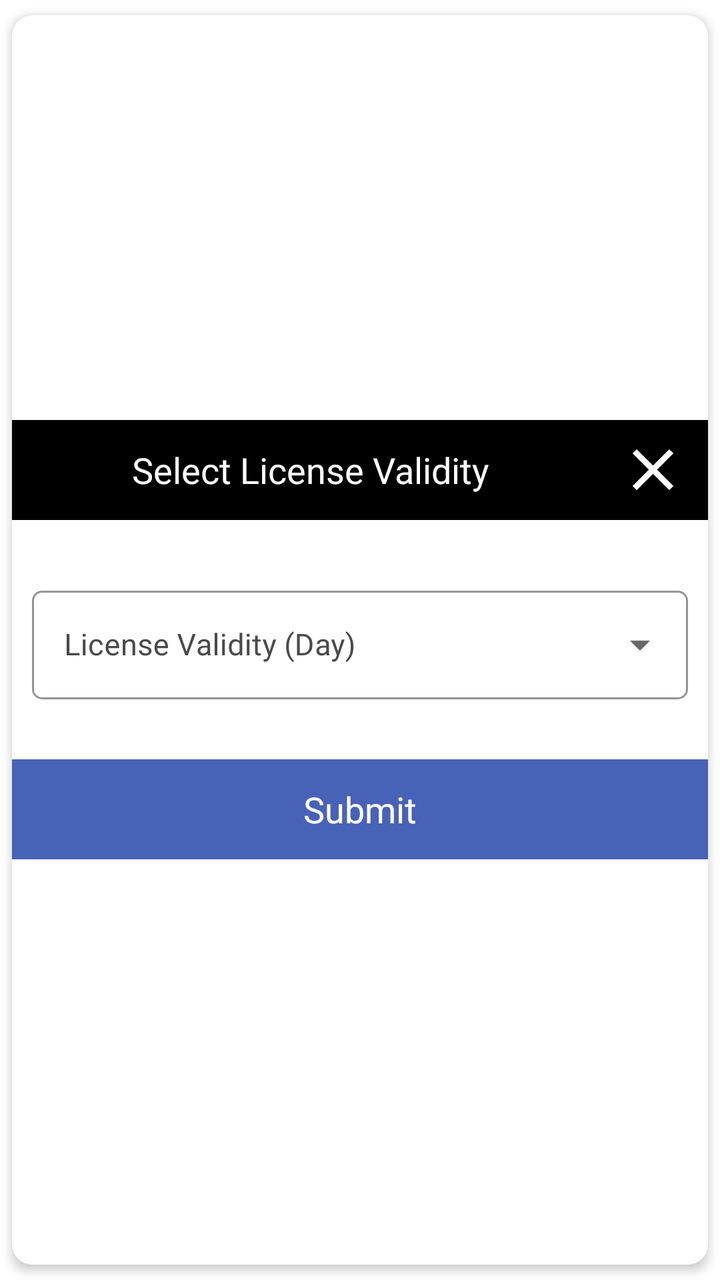
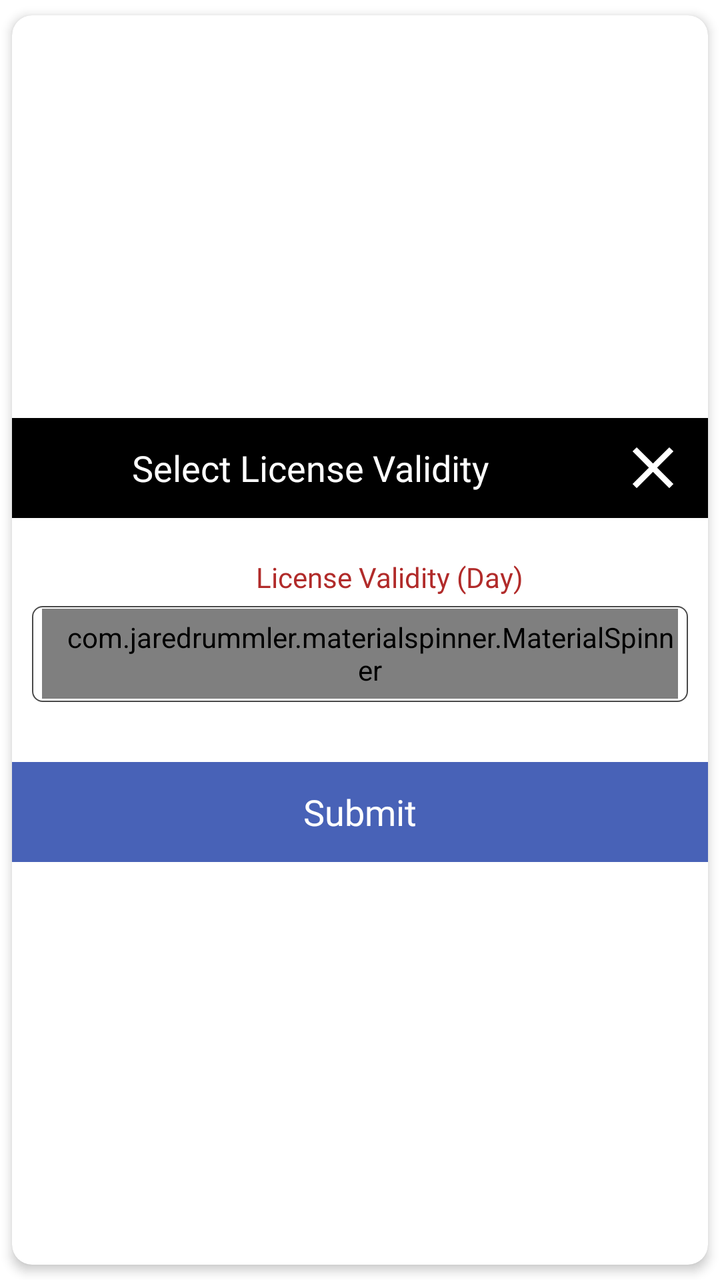

Compare the two renders of this Android layout. The source of the first and the diff that turns it into the second are given below.
<!-- AndroidManifest.xml: application theme AppTheme -->
<!-- res/layout/dynamic_status_dropdown.xml -->
<?xml version="1.0" encoding="utf-8"?>
<androidx.cardview.widget.CardView xmlns:android="http://schemas.android.com/apk/res/android"
    xmlns:app="http://schemas.android.com/apk/res-auto"
    android:layout_width="match_parent"
    android:layout_height="wrap_content"
    app:cardBackgroundColor="@android:color/white"
    app:cardCornerRadius="10dp"
    app:cardElevation="3dp"
    app:cardUseCompatPadding="true">

    <LinearLayout
        android:layout_width="match_parent"
        android:layout_height="match_parent"
        android:layout_gravity="center"
        android:gravity="center"
        android:orientation="vertical">

        <RelativeLayout
            android:layout_width="match_parent"
            android:layout_height="wrap_content"
            android:background="@color/colorAccent"
            android:orientation="horizontal">

            <TextView
                android:id="@+id/heading"
                android:layout_width="match_parent"
                android:layout_height="50dp"
                android:layout_gravity="center"
                android:layout_toStartOf="@+id/closeDialog"
                android:fontFamily="@font/poppinsmedium"
                android:gravity="center"
                android:text="Select License Validity"
                android:textColor="@color/white"
                android:textSize="18sp" />

            <ImageView
                android:id="@+id/closeDialog"
                android:layout_width="35dp"
                android:layout_height="35dp"
                android:layout_alignParentEnd="true"
                android:layout_centerInParent="true"
                android:layout_marginStart="5dp"
                android:layout_marginEnd="10dp"
                android:src="@drawable/baseline_close_24"
                app:tint="@color/white" />

        </RelativeLayout>

        <com.google.android.material.textfield.TextInputLayout
            style="@style/CustomDropDownTilStyle"
            android:layout_marginStart="10dp"
            android:layout_marginTop="30dp"
            android:layout_marginEnd="10dp"
            android:hint="License Validity (Day)"
            app:boxCornerRadiusBottomEnd="5dp"
            app:boxCornerRadiusBottomStart="5dp"
            app:boxCornerRadiusTopEnd="5dp"
            app:boxCornerRadiusTopStart="5dp"
            app:hintTextColor="@color/colorPrimaryDark">

            <androidx.appcompat.widget.AppCompatAutoCompleteTextView
                android:id="@+id/licenseValidity"
                android:layout_width="match_parent"
                android:layout_height="wrap_content"
                android:focusable="false"
                android:fontFamily="@font/poppinsregular"
                android:inputType="none"
                android:singleLine="true"
                android:textSize="15sp" />

        </com.google.android.material.textfield.TextInputLayout>

        <TextView
            android:id="@+id/submit"
            android:layout_width="match_parent"
            android:layout_height="50dp"
            android:layout_gravity="center"
            android:layout_marginTop="30dp"
            android:layout_toStartOf="@+id/closeDialog"
            android:background="@color/colorPrimary"
            android:fontFamily="@font/poppinsmedium"
            android:gravity="center"
            android:text="Submit"
            android:textColor="@color/white"
            android:textSize="18sp" />

    </LinearLayout>

</androidx.cardview.widget.CardView>
<!-- resources referenced by this layout -->
<resources>
  <color name="colorAccent">#000</color>
  <color name="colorPrimary">#4862b7</color>
  <color name="colorPrimaryDark">#ff0000</color>
  <color name="white">#fff</color>
  <!-- drawable baseline_close_24 (drawable) -->
  <vector xmlns:android="http://schemas.android.com/apk/res/android"
      android:width="24dp"
      android:height="24dp"
      android:tint="#000000"
      android:viewportWidth="24"
      android:viewportHeight="24">
      <path
          android:fillColor="@android:color/white"
          android:pathData="M19,6.41L17.59,5 12,10.59 6.41,5 5,6.41 10.59,12 5,17.59 6.41,19 12,13.41 17.59,19 19,17.59 13.41,12z" />
  </vector>
  <style name="CustomDropDownTilStyle" parent="Widget.MaterialComponents.TextInputLayout.OutlinedBox.ExposedDropdownMenu">
          <item name="android:layout_width">match_parent</item>
          <item name="android:layout_height">wrap_content</item>
          <item name="android:textColorHint">@color/light_black</item>
          <item name="fontFamily">@font/poppinsregular</item>
          <item name="android:textSize">15sp</item>
          <item name="overlapAnchor">true</item>
          <item name="hintTextColor">@color/colorAccent</item>
          <item name="boxStrokeColor">@color/colorAccent</item>
          <item name="colorControlNormal">@color/colorAccent</item>
          <item name="colorControlActivated">@color/colorAccent</item>
          <item name="colorControlHighlight">@color/colorAccent</item>
          <item name="boxCornerRadiusBottomEnd">5dp</item>
          <item name="boxCornerRadiusBottomStart">5dp</item>
          <item name="boxCornerRadiusTopEnd">5dp</item>
          <item name="boxCornerRadiusTopStart">5dp</item>
      </style>
  <style name="AppTheme" parent="Theme.MaterialComponents.DayNight.NoActionBar">
          
          <item name="colorPrimary">@color/colorPrimary</item>
          <item name="colorPrimaryDark">@color/colorPrimary</item>
          <item name="colorAccent">@color/colorAccent</item>
          <item name="android:windowIsTranslucent">true</item>
          <item name="windowNoTitle">true</item>
          <item name="windowActionBar">false</item>
  
      </style>
  <color name="light_black">#4a4a4a</color>
</resources>

<!-- the commit's change to res/layout/dynamic_status_dropdown.xml (unified diff, before → after) -->
@@ -46,29 +46,38 @@
 
         </RelativeLayout>
 
-        <com.google.android.material.textfield.TextInputLayout
-            style="@style/CustomDropDownTilStyle"
+        <TextView
+            android:layout_width="wrap_content"
+            android:layout_height="wrap_content"
+            android:layout_marginStart="15dp"
+            android:layout_marginTop="20dp"
+            android:fontFamily="@font/poppinsregular"
+            android:text="License Validity (Day)"
+            android:textColor="@color/textcolor" />
+
+        <LinearLayout
+            android:layout_width="match_parent"
+            android:layout_height="48dp"
             android:layout_marginStart="10dp"
-            android:layout_marginTop="30dp"
+            android:layout_marginTop="5dp"
             android:layout_marginEnd="10dp"
-            android:hint="License Validity (Day)"
-            app:boxCornerRadiusBottomEnd="5dp"
-            app:boxCornerRadiusBottomStart="5dp"
-            app:boxCornerRadiusTopEnd="5dp"
-            app:boxCornerRadiusTopStart="5dp"
-            app:hintTextColor="@color/colorPrimaryDark">
+            android:background="@drawable/button_rounded_border"
+            android:orientation="horizontal">
 
-            <androidx.appcompat.widget.AppCompatAutoCompleteTextView
+            <com.jaredrummler.materialspinner.MaterialSpinner
                 android:id="@+id/licenseValidity"
                 android:layout_width="match_parent"
-                android:layout_height="wrap_content"
-                android:focusable="false"
+                android:layout_height="45dp"
+                android:layout_gravity="center"
+                android:layout_margin="5dp"
                 android:fontFamily="@font/poppinsregular"
-                android:inputType="none"
-                android:singleLine="true"
-                android:textSize="15sp" />
+                android:gravity="center|start"
+                android:paddingStart="10dp"
+                android:textColor="@color/black"
+                android:textSize="15sp"
+                app:ms_hint="Select License Validity" />
 
-        </com.google.android.material.textfield.TextInputLayout>
+        </LinearLayout>
 
         <TextView
             android:id="@+id/submit"
<!-- resource entries referenced after the edit -->
@@ -1,8 +1,9 @@
 <!-- resources referenced by this layout -->
 <resources>
+  <color name="black">#000</color>
   <color name="colorAccent">#000</color>
   <color name="colorPrimary">#4862b7</color>
-  <color name="colorPrimaryDark">#ff0000</color>
+  <color name="textcolor">#b12b2a</color>
   <color name="white">#fff</color>
   <!-- drawable baseline_close_24 (drawable) -->
   <vector xmlns:android="http://schemas.android.com/apk/res/android"
@@ -15,23 +16,14 @@
           android:fillColor="@android:color/white"
           android:pathData="M19,6.41L17.59,5 12,10.59 6.41,5 5,6.41 10.59,12 5,17.59 6.41,19 12,13.41 17.59,19 19,17.59 13.41,12z" />
   </vector>
-  <style name="CustomDropDownTilStyle" parent="Widget.MaterialComponents.TextInputLayout.OutlinedBox.ExposedDropdownMenu">
-          <item name="android:layout_width">match_parent</item>
-          <item name="android:layout_height">wrap_content</item>
-          <item name="android:textColorHint">@color/light_black</item>
-          <item name="fontFamily">@font/poppinsregular</item>
-          <item name="android:textSize">15sp</item>
-          <item name="overlapAnchor">true</item>
-          <item name="hintTextColor">@color/colorAccent</item>
-          <item name="boxStrokeColor">@color/colorAccent</item>
-          <item name="colorControlNormal">@color/colorAccent</item>
-          <item name="colorControlActivated">@color/colorAccent</item>
-          <item name="colorControlHighlight">@color/colorAccent</item>
-          <item name="boxCornerRadiusBottomEnd">5dp</item>
-          <item name="boxCornerRadiusBottomStart">5dp</item>
-          <item name="boxCornerRadiusTopEnd">5dp</item>
-          <item name="boxCornerRadiusTopStart">5dp</item>
-      </style>
+  <!-- drawable button_rounded_border (drawable) -->
+  <?xml version="1.0" encoding="utf-8"?>
+  <shape xmlns:android="http://schemas.android.com/apk/res/android">
+      <stroke
+          android:width="0.7dp"
+          android:color="@color/light_black" />
+      <corners android:radius="5dp" />
+  </shape>
   <style name="AppTheme" parent="Theme.MaterialComponents.DayNight.NoActionBar">
           
           <item name="colorPrimary">@color/colorPrimary</item>
